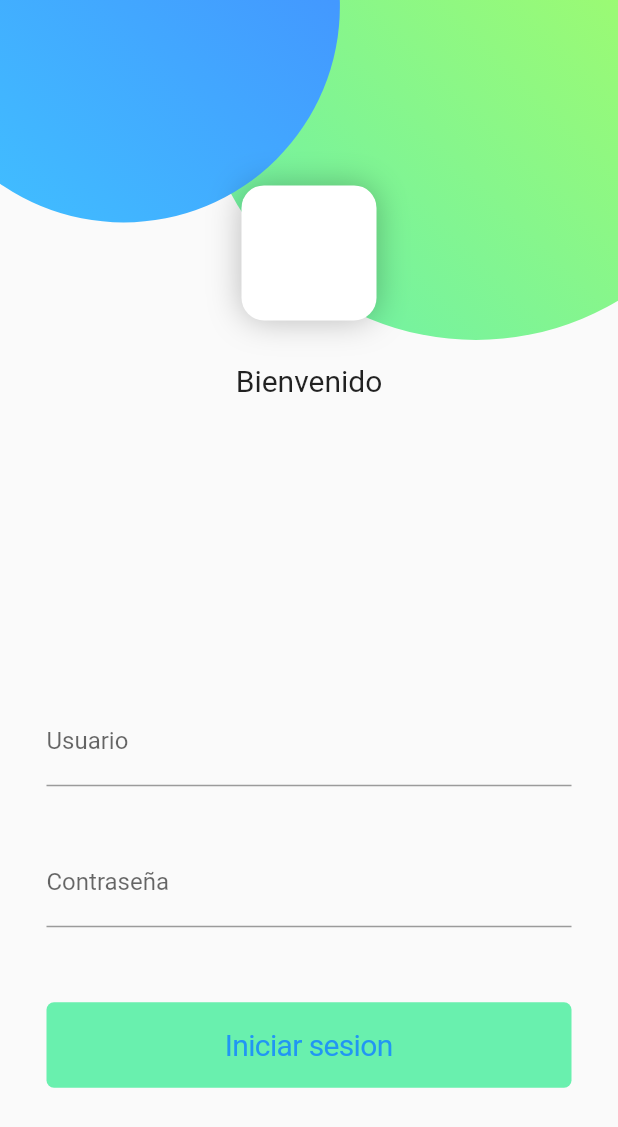
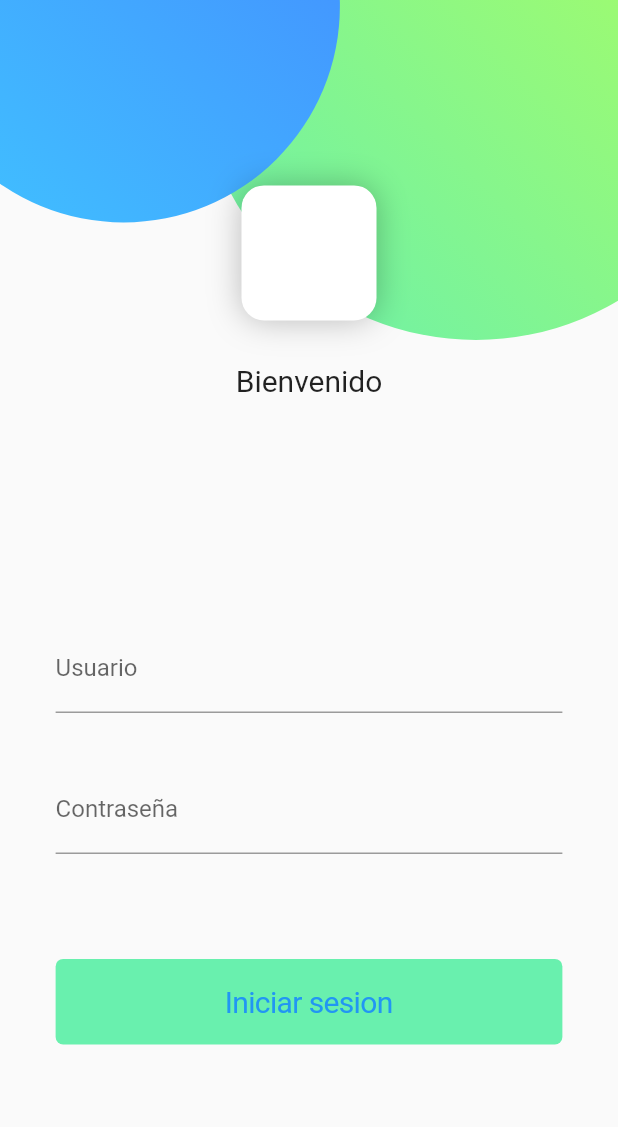
Before and after one commit to nelsod/flutterCalificaciones, a Flutter app: the screen it shows after launch, on a phone screen of 412 x 824 dp. Shown: the top 1127 px of the screen. Run offline on Flutter 3.47's test engine with Material 2 defaults, Android fonts, the phone set to English and light mode, and no system bars.

Commit message:
version-0.06

```diff
--- a/lib/src/api/auth_login.dart
+++ b/lib/src/api/auth_login.dart
@@ -31,13 +31,13 @@ class AuthLogin {
         final usuario = new Usuarios.fromJsonList(listDecoded);
       } else {
         throw PlatformException(
-            code: '500', details: 'Credenciales Incorrectas. Intente Otra Vez');
+            code: '500', message: 'Credenciales Incorrectas. Intente Otra Vez');
       }
     } on PlatformException catch (error) {
       Dialogs.alert(
         context,
         title: 'Error',
-        message: 'Hola',
+        message: error.message,
       );
       return false;
     }
--- a/lib/src/pages/login.dart
+++ b/lib/src/pages/login.dart
@@ -98,7 +98,10 @@ class _LoginPageState extends State<LoginPage> {
                             )
                           ],
                         ),
-                        Column(
+                        Padding(
+                          padding: EdgeInsets.symmetric(
+                              horizontal: size.width * 0.09),
+                          child: Column(
                             children: <Widget>[
                               ConstrainedBox(
                                   constraints: BoxConstraints(
@@ -138,11 +141,11 @@ class _LoginPageState extends State<LoginPage> {
                                     ),
                                   )),
                               SizedBox(
-                              height: 50,
+                                height: 70,
                               ),
                               ConstrainedBox(
-                              constraints:
-                                  BoxConstraints(maxWidth: 350, minWidth: 350),
+                                constraints: BoxConstraints(
+                                    maxWidth: 350, minWidth: 350),
                                 child: CupertinoButton(
                                   padding: EdgeInsets.symmetric(vertical: 17),
                                   color: Colors.greenAccent,
@@ -157,9 +160,10 @@ class _LoginPageState extends State<LoginPage> {
                                 ),
                               ),
                               SizedBox(
-                              height: size.height * 0.12,
+                                height: size.height * 0.155,
                               )
                             ],
+                          ),
                         )
                       ],
                     ),
```
Lines whose indentation alone changed are shown as unchanged.
